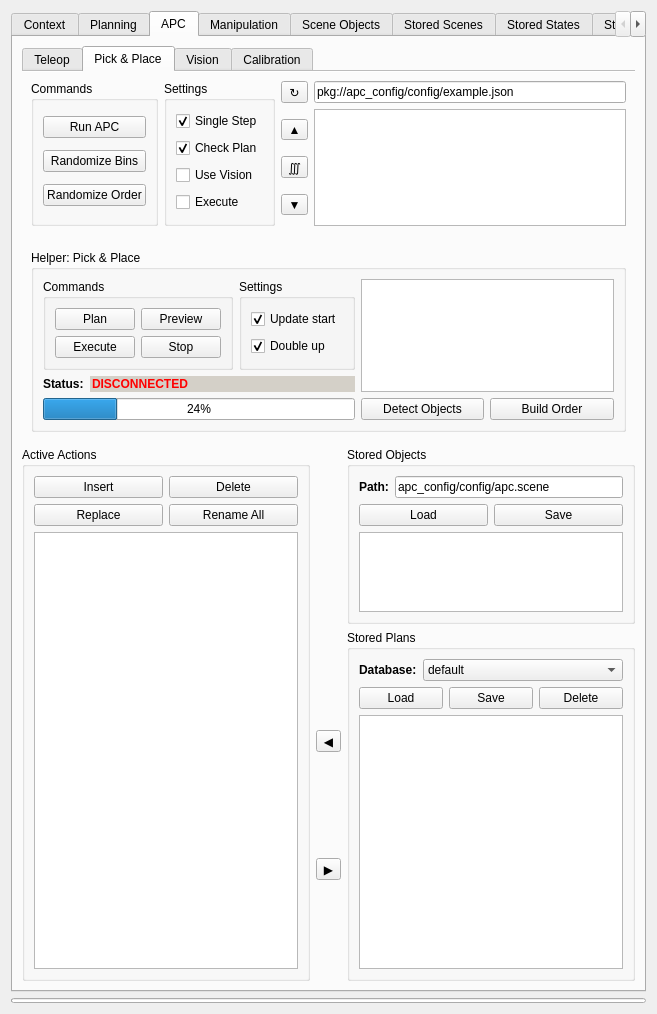
The window that visualization/motion_planning_rviz_plugin/src/ui/motion_planning_rviz_plugin_frame.ui (ehuang3/moveit_ros) describes before a commit, drawn with Qt 5.
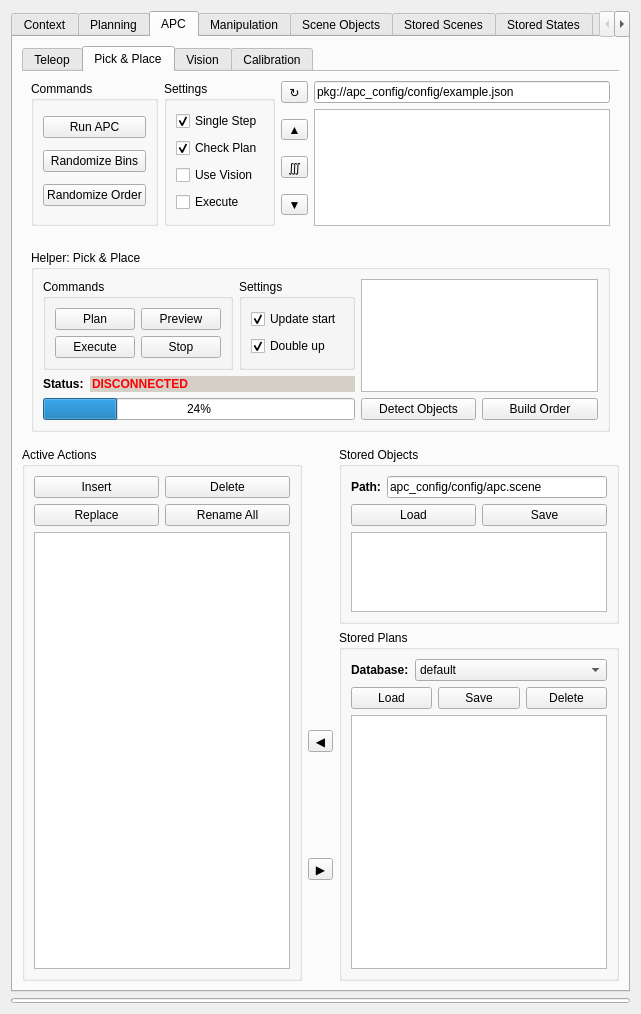
The same window after the commit.

Diff of the .ui file:
```diff
--- a/visualization/motion_planning_rviz_plugin/src/ui/motion_planning_rviz_plugin_frame.ui
+++ b/visualization/motion_planning_rviz_plugin/src/ui/motion_planning_rviz_plugin_frame.ui
@@ -6,7 +6,7 @@
    <rect>
     <x>0</x>
     <y>0</y>
-    <width>657</width>
+    <width>641</width>
     <height>1014</height>
    </rect>
   </property>
```
